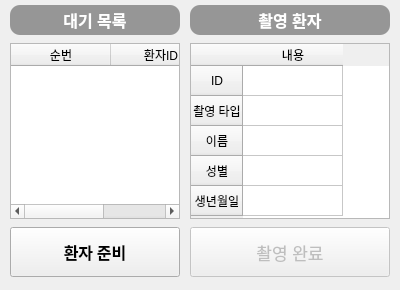
AndaCondaa/Dental_Imaging_SW_System, file Project/src/imaging/ImagingSW/patientmanager.ui: the form before one commit.
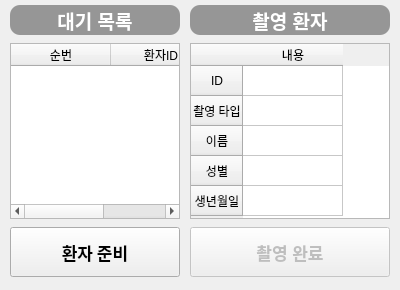
The form after the commit.

What changed in the file:
```diff
--- a/Project/src/imaging/ImagingSW/patientmanager.ui
+++ b/Project/src/imaging/ImagingSW/patientmanager.ui
@@ -68,7 +68,7 @@
        </property>
        <property name="font">
         <font>
-         <pointsize>12</pointsize>
+         <pointsize>14</pointsize>
          <bold>true</bold>
         </font>
        </property>
@@ -189,7 +189,7 @@
          <property name="font">
           <font>
            <family>맑은 고딕</family>
-           <pointsize>12</pointsize>
+           <pointsize>13</pointsize>
            <bold>true</bold>
           </font>
          </property>
@@ -229,7 +229,7 @@
        </property>
        <property name="font">
         <font>
-         <pointsize>12</pointsize>
+         <pointsize>14</pointsize>
          <bold>true</bold>
         </font>
        </property>
@@ -400,7 +400,7 @@
          <property name="font">
           <font>
            <pointsize>13</pointsize>
-           <bold>false</bold>
+           <bold>true</bold>
           </font>
          </property>
          <property name="styleSheet">
```
